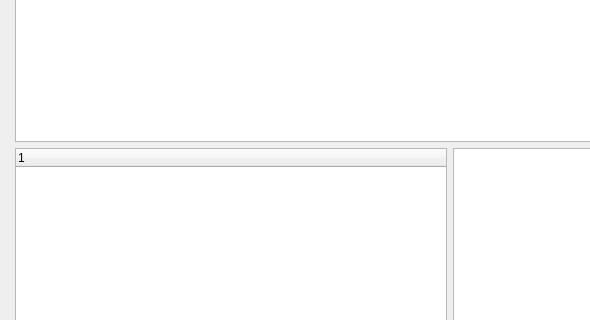
Old version of the form ui/mainWindow.ui in the repository IvanGranero/pktAnalyzer; both pictures show x 0 to 590 and y 332 to 652 of the 900 by 800 pixel window.
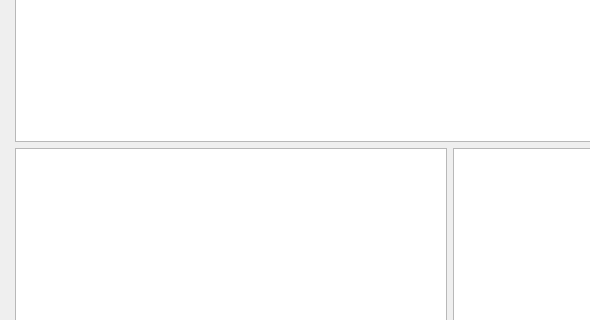
New version of the form.

What changed in the file:
```diff
--- a/ui/mainWindow.ui
+++ b/ui/mainWindow.ui
@@ -82,6 +82,9 @@
       </property>
       <item>
        <widget class="QTreeWidget" name="packet_inspector">
+        <attribute name="headerVisible">
+         <bool>false</bool>
+        </attribute>
         <column>
          <property name="text">
           <string notr="true"/>
```
